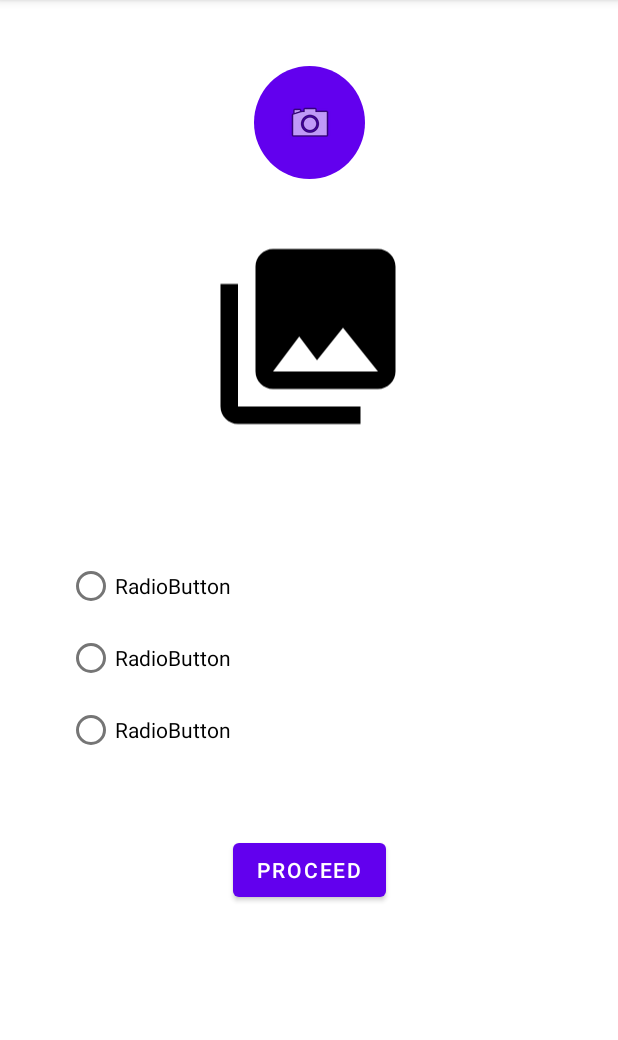
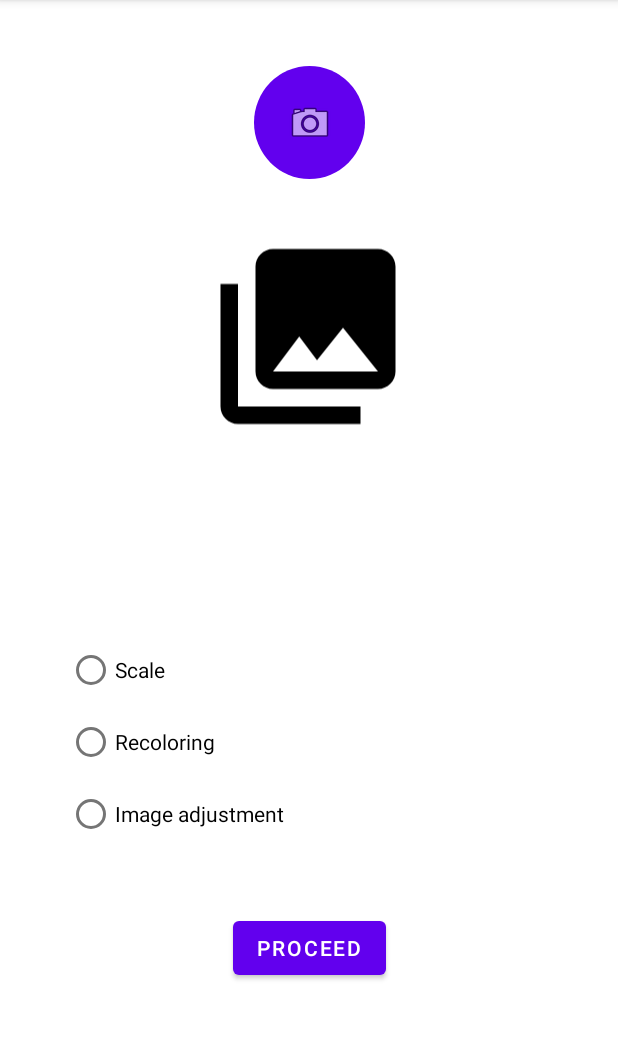
Before and after one commit to emirrozerr/ssd-image-processing, an Android app: the fragment TransformTabFragment shown on its own in the app's theme, on a phone screen of 412 x 824 dp, the part 84-1124 px from its top. Run offline under Robolectric (Android 15) with nearby library versions, the phone set to English and light mode, and no system bars.

Commit message:
Quick UI changes

```diff
--- a/app/src/main/res/layout/activity_image_upload.xml
+++ b/app/src/main/res/layout/activity_image_upload.xml
@@ -45,19 +45,19 @@
             android:layout_height="wrap_content">
 
             <RadioButton
-                android:id="@+id/radioButton4"
+                android:id="@+id/scale_button"
                 android:layout_width="match_parent"
                 android:layout_height="wrap_content"
                 android:text="RadioButton" />
 
             <RadioButton
-                android:id="@+id/radioButton5"
+                android:id="@+id/recoloring_button"
                 android:layout_width="match_parent"
                 android:layout_height="wrap_content"
                 android:text="RadioButton" />
 
             <RadioButton
-                android:id="@+id/radioButton6"
+                android:id="@+id/image_adjustment_button"
                 android:layout_width="match_parent"
                 android:layout_height="wrap_content"
                 android:text="RadioButton" />
--- a/app/src/main/res/layout/fragment_transform.xml
+++ b/app/src/main/res/layout/fragment_transform.xml
@@ -35,7 +35,7 @@
         android:id="@+id/button"
         android:layout_width="wrap_content"
         android:layout_height="wrap_content"
-        android:layout_marginBottom="164dp"
+        android:layout_marginBottom="112dp"
         android:text="@string/proceed_button"
         app:layout_constraintBottom_toBottomOf="parent"
         app:layout_constraintEnd_toEndOf="parent"
@@ -44,7 +44,7 @@
     <LinearLayout
         android:layout_width="323dp"
         android:layout_height="149dp"
-        android:layout_marginBottom="40dp"
+        android:layout_marginBottom="36dp"
         android:orientation="vertical"
         app:layout_constraintBottom_toTopOf="@+id/button"
         app:layout_constraintEnd_toEndOf="parent"
@@ -55,22 +55,22 @@
             android:layout_height="wrap_content">
 
             <RadioButton
-                android:id="@+id/radioButton4"
+                android:id="@+id/scale_button"
                 android:layout_width="match_parent"
                 android:layout_height="wrap_content"
-                android:text="RadioButton" />
+                android:text="@string/scale_text" />
 
             <RadioButton
-                android:id="@+id/radioButton5"
+                android:id="@+id/recoloring_button"
                 android:layout_width="match_parent"
                 android:layout_height="wrap_content"
-                android:text="RadioButton" />
+                android:text="@string/recoloring_text" />
 
             <RadioButton
-                android:id="@+id/radioButton6"
+                android:id="@+id/image_adjustment_button"
                 android:layout_width="match_parent"
                 android:layout_height="wrap_content"
-                android:text="RadioButton" />
+                android:text="@string/image_adjustment_text" />
         </RadioGroup>
     </LinearLayout>
 
--- a/app/src/main/res/values/strings.xml
+++ b/app/src/main/res/values/strings.xml
@@ -18,6 +18,9 @@
 
     <string name="proceed_button">Proceed</string>
     <string name="select_picture">Select a picture</string>
+    <string name="scale_text">Scale</string>
+    <string name="recoloring_text">Recoloring</string>
+    <string name="image_adjustment_text">Image adjustment</string>
 
     <string name="help_text">Help</string>
     <string name="operations_text">Operations</string>
```
